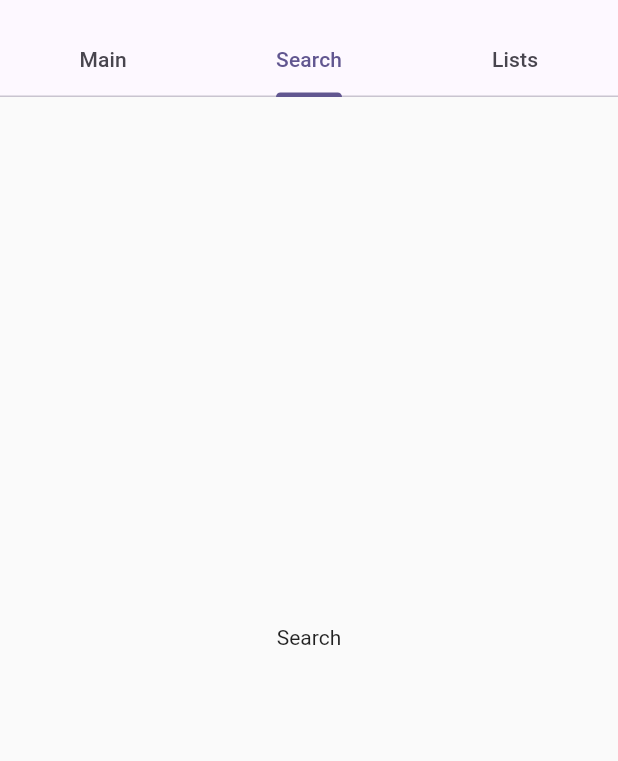
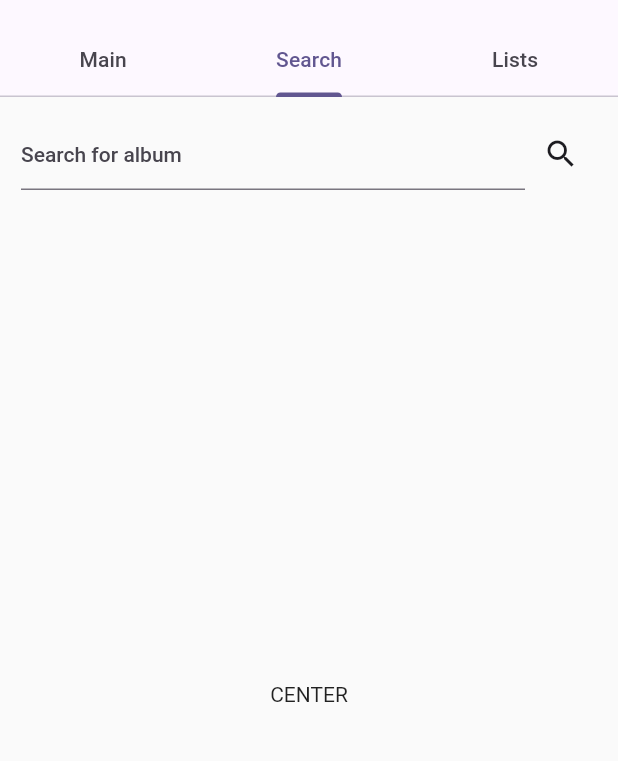
Before and after one commit to stratosfloor/vinyls, a Flutter app: the screen it shows after launch, tab 2 chosen, on a phone screen of 412 x 824 dp, the part 59-820 px from its top. Run offline on Flutter 3.47's test engine with Material 2 defaults, Android fonts, the phone set to English and light mode, and no system bars.

Commit message:
Implemented searchbar widget

```diff
--- a/lib/screens/search.dart
+++ b/lib/screens/search.dart
@@ -1,12 +1,25 @@
 import 'package:flutter/material.dart';
+import 'package:wanted_vinyls/screens/widgets/search.dart';
 
-class SearchScreen extends StatelessWidget {
+class SearchScreen extends StatefulWidget {
   const SearchScreen({super.key});
 
   @override
+  State<SearchScreen> createState() => _SearchScreenState();
+}
+
+class _SearchScreenState extends State<SearchScreen> {
+  @override
   Widget build(BuildContext context) {
-    return const Center(
-      child: Text('Search'),
+    return const Column(
+      children: [
+        Search(),
+        Expanded(
+          child: Center(
+            child: Text('CENTER'),
+          ),
+        ),
+      ],
     );
   }
 }
--- /dev/null
+++ b/lib/screens/widgets/search.dart
@@ -0,0 +1,55 @@
+import 'package:flutter/material.dart';
+
+class Search extends StatefulWidget {
+  const Search({super.key});
+
+  @override
+  State<Search> createState() => _SearchState();
+}
+
+class _SearchState extends State<Search> {
+  final _searchController = TextEditingController();
+  @override
+  Widget build(BuildContext context) {
+    return Padding(
+      padding: const EdgeInsets.only(
+        left: 14,
+        right: 14,
+        bottom: 14,
+        top: 14,
+      ),
+      child: Row(
+        children: [
+          Expanded(
+            child: TextField(
+              autofocus: false,
+              controller: _searchController,
+              textCapitalization: TextCapitalization.none,
+              autocorrect: false,
+              enableSuggestions: true,
+              decoration: InputDecoration(
+                hintText: 'Search for album',
+                border: UnderlineInputBorder(
+                  borderSide: BorderSide(
+                    style: BorderStyle.solid,
+                    color: Theme.of(context).colorScheme.onBackground,
+                    width: 1,
+                  ),
+                ),
+              ),
+            ),
+          ),
+          IconButton(
+            color: Theme.of(context).colorScheme.onBackground,
+            icon: const Icon(
+              Icons.search,
+            ),
+            onPressed: () {
+              print(_searchController.text);
+            },
+          ),
+        ],
+      ),
+    );
+  }
+}
```
